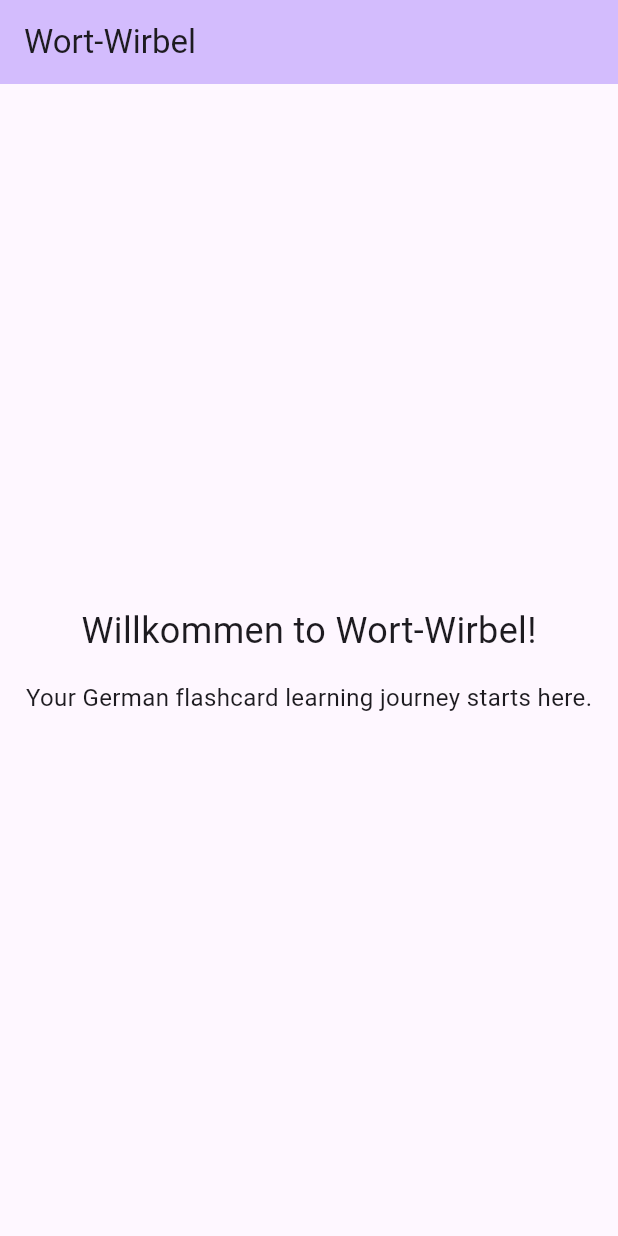
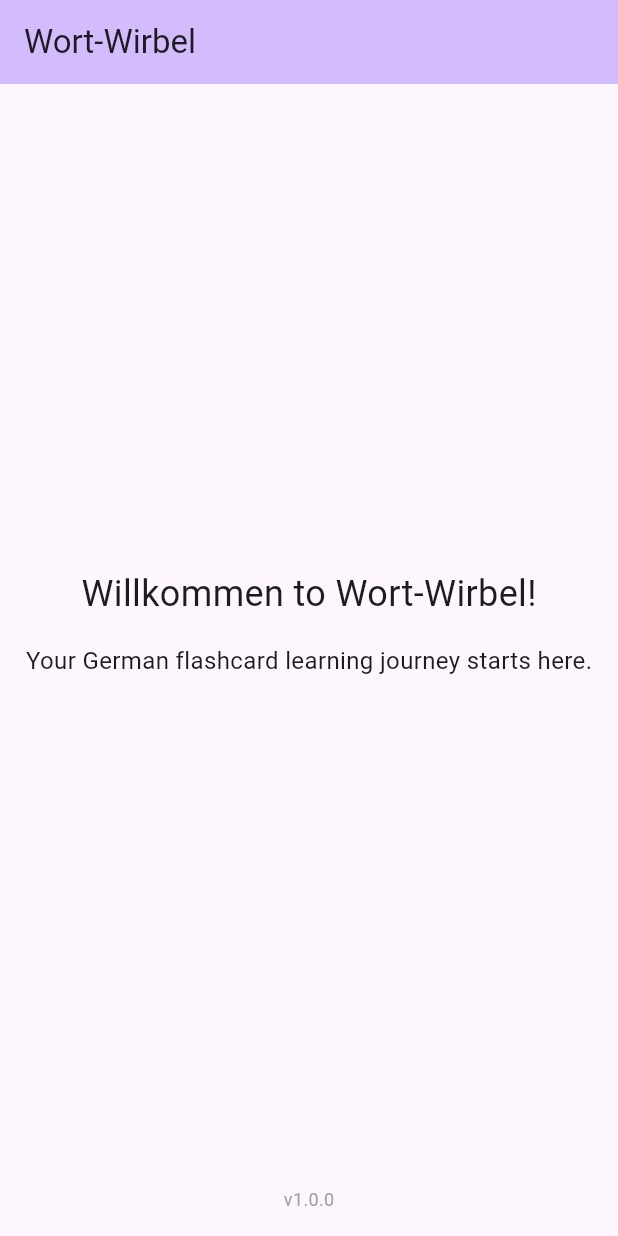
Before and after one commit to akpandeya/wort-wirbel, a Flutter app: the screen it shows after launch, on a phone screen of 412 x 824 dp. Run offline on Flutter 3.47's test engine with Material 3 defaults, Android fonts, the phone set to English and light mode, and no system bars.

Commit message:
Add semantic versioning support and version display
Introduces a semantic versioning strategy with documentation, a new release workflow, and Dockerfile enhancements for version injection and labeling. Adds VersionService and VersionDisplay widget to show app version in the UI, updates HomeScreen to display version, and provides tests for version logic. Updates CI/CD workflows to support versioned releases and deployments.

```diff
--- a/lib/screens/home_screen.dart
+++ b/lib/screens/home_screen.dart
@@ -1,4 +1,5 @@
 import 'package:flutter/material.dart';
+import '../widgets/version_display.dart';
 
 class HomeScreen extends StatelessWidget {
   const HomeScreen({super.key});
@@ -26,6 +27,15 @@ class HomeScreen extends StatelessWidget {
           ],
         ),
       ),
+      bottomNavigationBar: const Padding(
+        padding: EdgeInsets.all(16.0),
+        child: Row(
+          mainAxisAlignment: MainAxisAlignment.center,
+          children: [
+            VersionDisplay(),
+          ],
+        ),
+      ),
     );
   }
 }
--- /dev/null
+++ b/lib/widgets/version_display.dart
@@ -0,0 +1,35 @@
+import 'package:flutter/material.dart';
+import '../services/version_service.dart';
+
+/// Widget to display application version information
+class VersionDisplay extends StatelessWidget {
+  final bool showPrefix;
+  final TextStyle? textStyle;
+  final Color? color;
+
+  const VersionDisplay({
+    super.key,
+    this.showPrefix = true,
+    this.textStyle,
+    this.color,
+  });
+
+  @override
+  Widget build(BuildContext context) {
+    final version = showPrefix
+        ? VersionService.getVersionDisplay()
+        : VersionService.getAppVersion();
+
+    final isDevelopment = VersionService.isDevelopmentVersion();
+
+    return Text(
+      version,
+      style: textStyle?.copyWith(
+        color: color ?? (isDevelopment ? Colors.orange : Colors.grey),
+      ) ?? TextStyle(
+        fontSize: 12,
+        color: color ?? (isDevelopment ? Colors.orange : Colors.grey),
+      ),
+    );
+  }
+}
```
Also changed, not shown: lib/services/version_service.dart (added, +35 -0 lines), 8 other files.
